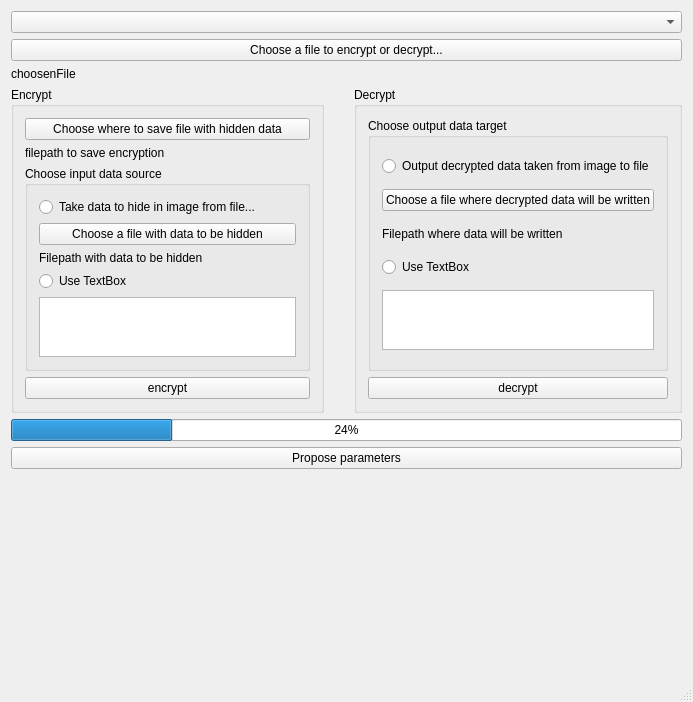
ManRosKK/ZPR_STEGANO, file zpr_stegano.ui: the form before one commit.
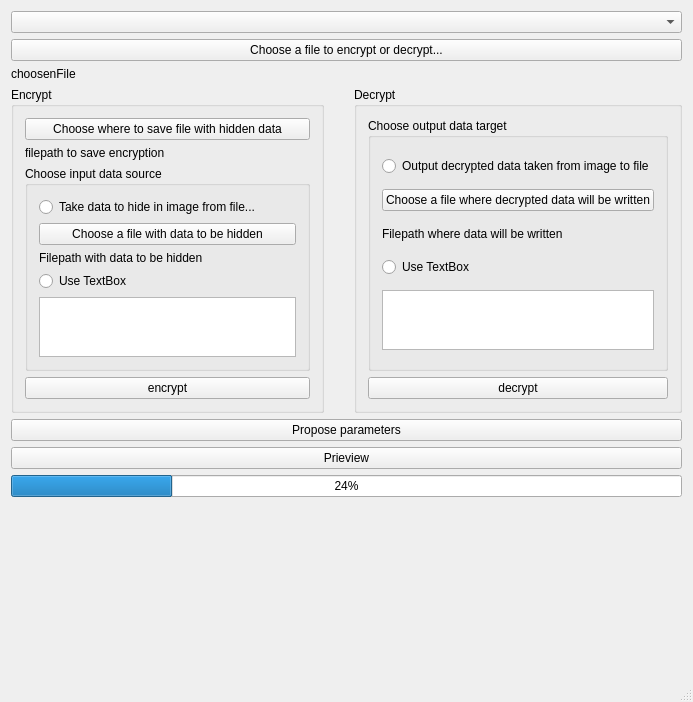
The form after the commit.

```diff
--- a/zpr_stegano.ui
+++ b/zpr_stegano.ui
@@ -206,20 +206,30 @@
       </item>
      </layout>
     </item>
+    <item>
+     <widget class="QPushButton" name="proposeButton">
+      <property name="text">
+       <string>Propose parameters</string>
+      </property>
+     </widget>
+    </item>
+    <item>
+     <widget class="QPushButton" name="previewButton">
+      <property name="text">
+       <string>Prieview</string>
+      </property>
+     </widget>
+    </item>
     <item>
      <widget class="QProgressBar" name="progressBar">
+      <property name="enabled">
+       <bool>true</bool>
+      </property>
       <property name="value">
        <number>24</number>
       </property>
      </widget>
     </item>
-    <item>
-     <widget class="QPushButton" name="proposeButton">
-      <property name="text">
-       <string>Propose parameters</string>
-      </property>
-     </widget>
-    </item>
     <item>
      <spacer name="verticalSpacer">
       <property name="orientation">
```
